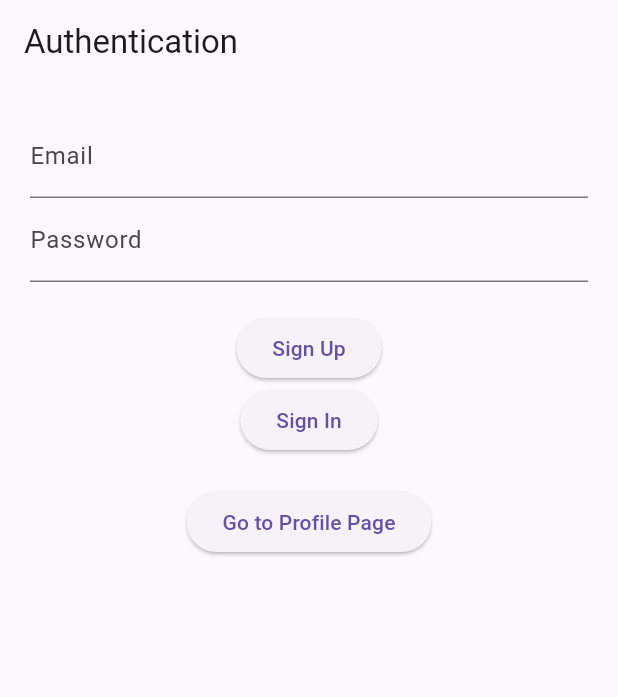
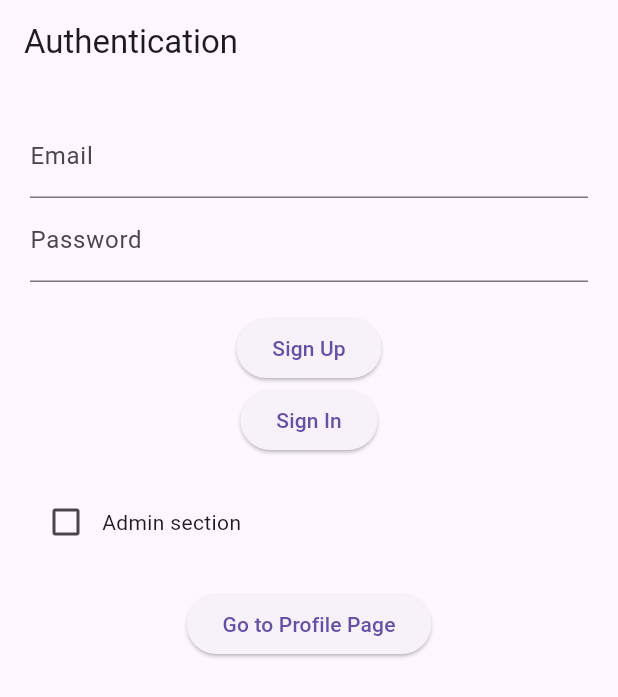
Before and after one commit to JKanaiya/FlutterBabyShopHub_eProject, a Flutter app: the screen it shows after launch, on a phone screen of 412 x 824 dp. Shown: the top 697 px of the screen. Run offline on Flutter 3.47's test engine with Material 3 defaults, Android fonts, the phone set to English and light mode, and no system bars; our stand-ins replace google_fonts, supabase_flutter; accounts and stored records are empty.

Commit message:
Added new admin controller and status:override dispose to hide or dispose the admin textfiled if the checkbox has not been checked:Added admin navigation logic:Added the checkbox for the admin to access the textfield for the key in the auth_page.dart

```diff
--- a/lib/screens/auth_page.dart
+++ b/lib/screens/auth_page.dart
@@ -13,6 +13,17 @@ class AuthPage extends StatefulWidget {
 class _AuthPageState extends State<AuthPage> {
   final _emailController = TextEditingController();
   final _passwordController = TextEditingController();
+//Added new admin controller and status
+  final _adminController =TextEditingController();
+  bool _isAdmin = false;
+  //override dispose to hide or dispose the admin textfiled if the checkbox has not been checked
+  @override
+  void dispose() {
+    _emailController.dispose();
+    _passwordController.dispose();
+    _adminController.dispose();
+    super.dispose();
+  }
 
   Future<void> _signUp() async {
     final email = _emailController.text.trim();
@@ -63,6 +74,35 @@ class _AuthPageState extends State<AuthPage> {
     }
   }
 
+  //Added admin navigation logic
+  Future <void> _navigateToAdmin() async{
+    //to do change this hard coded key and enable access of it from the supabase storage
+    const String secretAdminKey='BABYSHOPP_ADMIN_2025';
+
+    final enteredKey=_adminController.text.trim();
+
+    if (enteredKey.isEmpty){
+      ScaffoldMessenger.of(context).showSnackBar(
+          const SnackBar(content: Text('Please enter the admin key')),
+      );
+      return;
+
+    }
+    if(enteredKey ==secretAdminKey){
+      Navigator.pushReplacement(
+
+        //navigates to the proguct page for To do navigate to the correct admin page
+        context, MaterialPageRoute(builder: (_) => const ProductsPage()),
+      );
+    }else {
+      ScaffoldMessenger.of(context).showSnackBar(const SnackBar(content: Text('Access denied invalid key')),
+      );
+    }
+
+
+
+  }
+
   @override
   Widget build(BuildContext context) {
     return Scaffold(
@@ -84,6 +124,58 @@ class _AuthPageState extends State<AuthPage> {
             ElevatedButton(onPressed: _signUp, child: const Text("Sign Up")),
             ElevatedButton(onPressed: _signIn, child: const Text("Sign In")),
             const SizedBox(height: 20),
+            //Added the checkbox for the admin to access the textfield for the key
+            Row(
+              children: [
+                Checkbox(value: _isAdmin,
+                    onChanged: (bool ? newValue){
+
+                      {
+                        setState(() {
+                          _isAdmin=newValue ?? false;
+                        });
+                      }
+
+                    }
+                ),
+                const Text('Admin section'),
+              ],
+            ),
+
+            //thus display the admin key field
+            if(_isAdmin)
+              Padding(
+                padding: const EdgeInsets.only(top: 10,bottom: 20),
+              child: TextField(
+                controller: _adminController,
+                decoration: const InputDecoration(
+                  labelText: 'Admin Key',
+                  border: OutlineInputBorder(),
+                ),
+                obscureText: true,
+                  keyboardType: TextInputType.text,
+              ),
+              ),
+            //button to navigate to admin page
+            if(_isAdmin)
+              ElevatedButton.icon(
+                  onPressed: _navigateToAdmin,
+                  icon: const Icon(Icons.security),
+                label: const Text("Access admin Panel"),
+                style: ElevatedButton.styleFrom(
+                  backgroundColor: Colors.red.shade700,
+                  foregroundColor: Colors.white,
+                ),
+
+              ),
+
+
+
+
+
+
+
+            SizedBox(height: 20,),
             ElevatedButton(
               onPressed: () {
                 Navigator.push(context,
```
